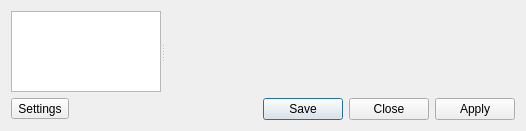
This is lxqt-config-monitor/monitorsettingsdialog.ui in lxqt/lxqt-config as Qt 5 draws it before an edit. The edited form follows.
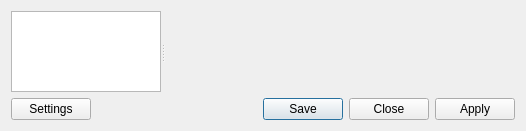
This is the edited form. Icons and pictures are not drawn.

Commit message:
Change dialog button from QToolButton to QPushButton
Change the "Settings" dialog button to a QPushButton. This simplifies the Designer UI file and fixes text/icon alignment
(for example on Fusion.)

What changed in the file:
```diff
--- a/lxqt-config-monitor/monitorsettingsdialog.ui
+++ b/lxqt-config-monitor/monitorsettingsdialog.ui
@@ -65,7 +65,7 @@
    <item>
     <layout class="QHBoxLayout" name="horizontalLayout">
      <item>
-      <widget class="QToolButton" name="settingsButton">
+      <widget class="QPushButton" name="settingsButton">
        <property name="text">
         <string>Settings</string>
        </property>
@@ -73,12 +73,6 @@
         <iconset theme="preferences-system">
          <normaloff>.</normaloff>.</iconset>
        </property>
-       <property name="toolButtonStyle">
-        <enum>Qt::ToolButtonTextBesideIcon</enum>
-       </property>
-       <property name="autoRaise">
-        <bool>false</bool>
-       </property>
       </widget>
      </item>
      <item>
```
The commit also changes 1 other file.
